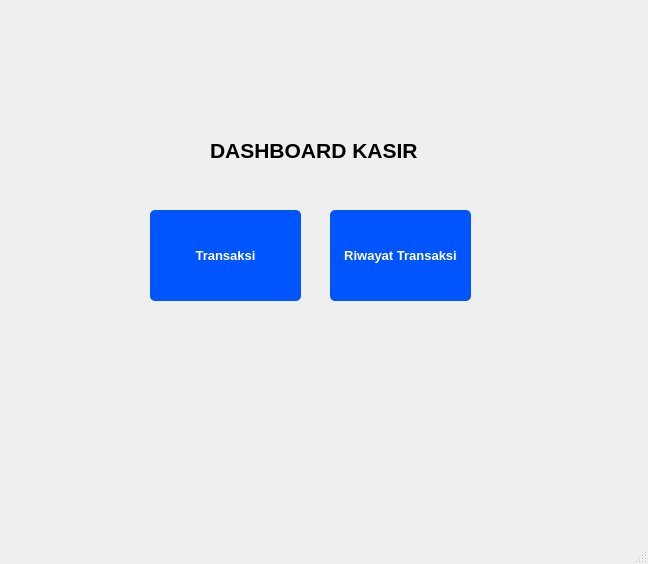
naylasalsdev-project/SudiKasusUAS, file dashboard_kasir.ui: the form before one commit.
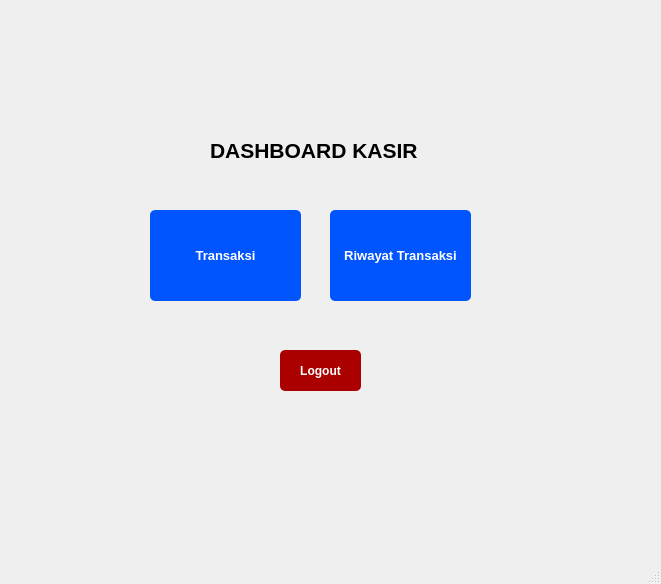
The form after the commit.

Patch:
```diff
--- a/dashboard_kasir.ui
+++ b/dashboard_kasir.ui
@@ -6,8 +6,8 @@
    <rect>
     <x>0</x>
     <y>0</y>
-    <width>648</width>
-    <height>564</height>
+    <width>661</width>
+    <height>584</height>
    </rect>
   </property>
   <property name="windowTitle">
@@ -90,6 +90,34 @@
      <string>Riwayat Transaksi</string>
     </property>
    </widget>
+   <widget class="QPushButton" name="pushButton_5">
+    <property name="geometry">
+     <rect>
+      <x>280</x>
+      <y>350</y>
+      <width>81</width>
+      <height>41</height>
+     </rect>
+    </property>
+    <property name="font">
+     <font>
+      <pointsize>9</pointsize>
+      <weight>75</weight>
+      <bold>true</bold>
+     </font>
+    </property>
+    <property name="styleSheet">
+     <string notr="true">QPushButton {
+    background-color: rgb(170, 0, 0);
+    color: white;
+    border-radius: 5px;   
+    padding: 6px;           
+}</string>
+    </property>
+    <property name="text">
+     <string>Logout</string>
+    </property>
+   </widget>
   </widget>
   <widget class="QMenuBar" name="menubar">
    <property name="geometry">
```
Left out of the diff: 2 changed lines with no effect on the pictures.
